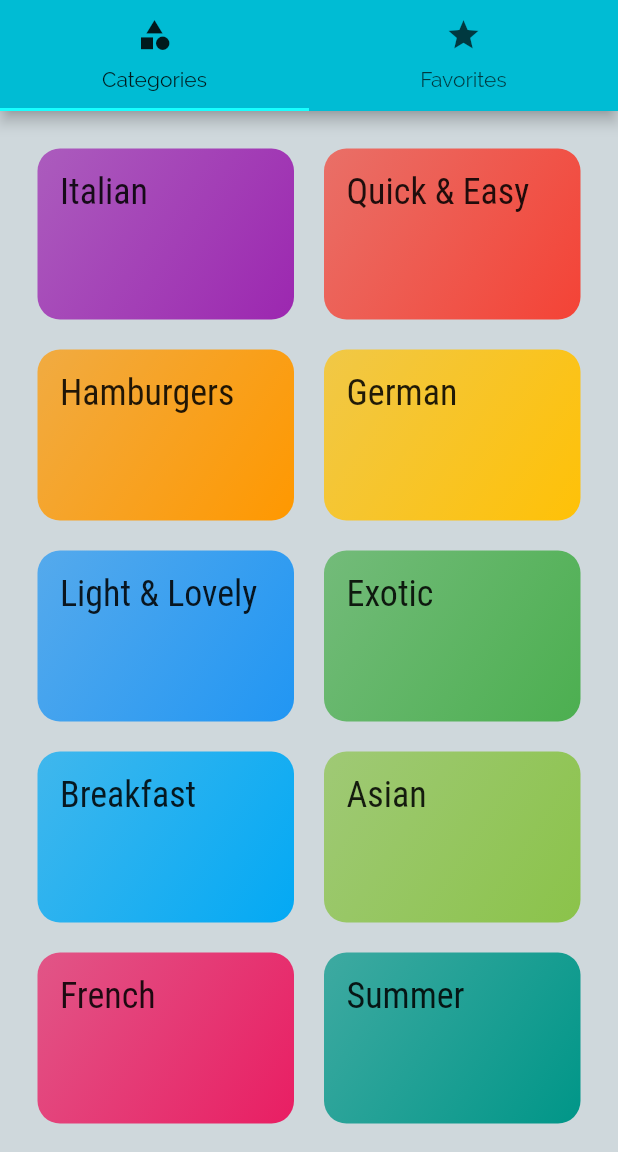
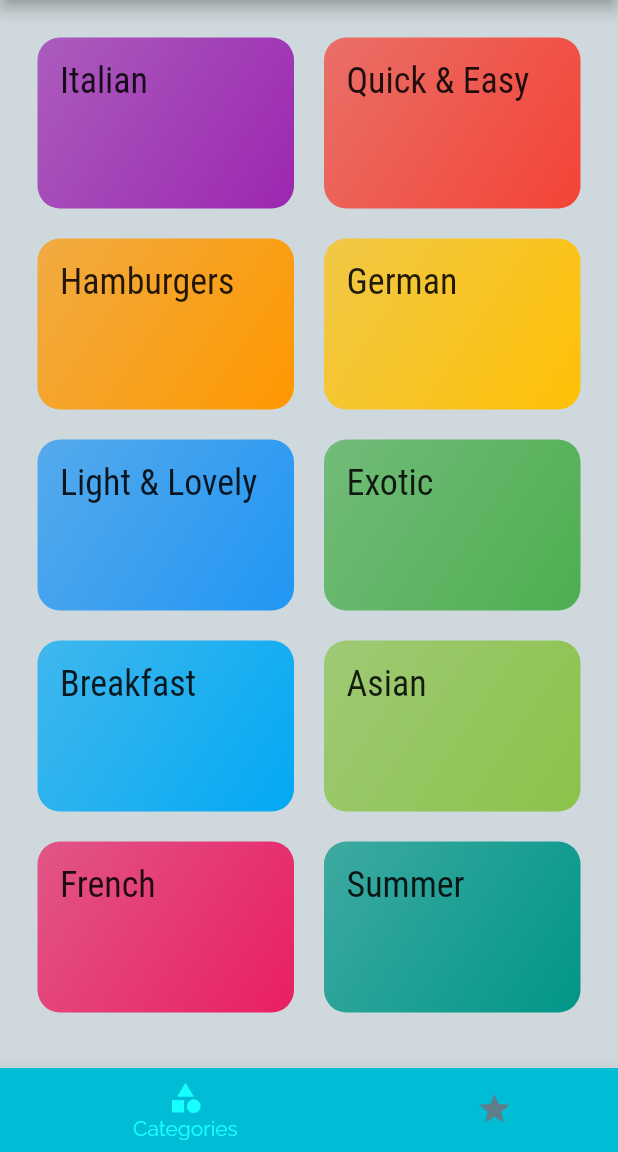
Before and after one commit to adrianbadarau/flutter-meals-app, a Flutter app: the screen it shows after launch, on a phone screen of 412 x 824 dp, the part 84-1236 px from its top. Run offline on Flutter 3.47's test engine with Material 2 defaults, Android fonts, the phone set to English and light mode, and no system bars.

```diff
--- a/lib/pages/tabs.dart
+++ b/lib/pages/tabs.dart
@@ -10,33 +10,42 @@ class Tabs extends StatefulWidget {
 }
 
 class _TabsState extends State<Tabs> {
+  final List<Widget> _pages = [Categories(), Favorites()];
+  int _selectedPageIndex = 0;
+
+  void _selectPage(int index) {
+    setState(() {
+      _selectedPageIndex = index;
+    });
+  }
+
   @override
   Widget build(BuildContext context) {
-    return DefaultTabController(
-      child: Scaffold(
-        appBar: AppBar(
-          title: Text('Meals'),
-          bottom: TabBar(
-            tabs: [
-              Tab(
-                icon: Icon(Icons.category),
-                text: 'Categories',
-              ),
-              Tab(
-                icon: Icon(Icons.star),
-                text: 'Favorites',
-              )
-            ],
+    return Scaffold(
+      appBar: AppBar(
+        title: Text('Meals'),
+      ),
+      body: _pages[_selectedPageIndex],
+      bottomNavigationBar: BottomNavigationBar(
+        onTap: _selectPage,
+        backgroundColor: Theme.of(context).primaryColor,
+        unselectedItemColor: Colors.blueGrey,
+        selectedItemColor: Theme.of(context).accentColor,
+        currentIndex: _selectedPageIndex,
+        type: BottomNavigationBarType.shifting,
+        items: [
+          BottomNavigationBarItem(
+            backgroundColor: Theme.of(context).primaryColor,
+            icon: Icon(Icons.category),
+            title: Text('Categories'),
           ),
-        ),
-        body: TabBarView(
-          children: [
-            Categories(),
-            Favorites(),
-          ],
-        ),
+          BottomNavigationBarItem(
+            backgroundColor: Theme.of(context).primaryColor,
+            icon: Icon(Icons.star),
+            title: Text('Favorites'),
+          ),
+        ],
       ),
-      length: 2,
     );
   }
 }
```
